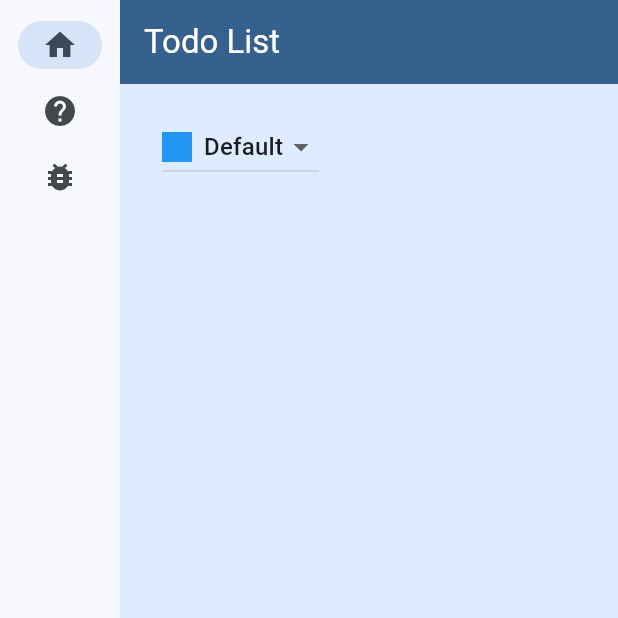
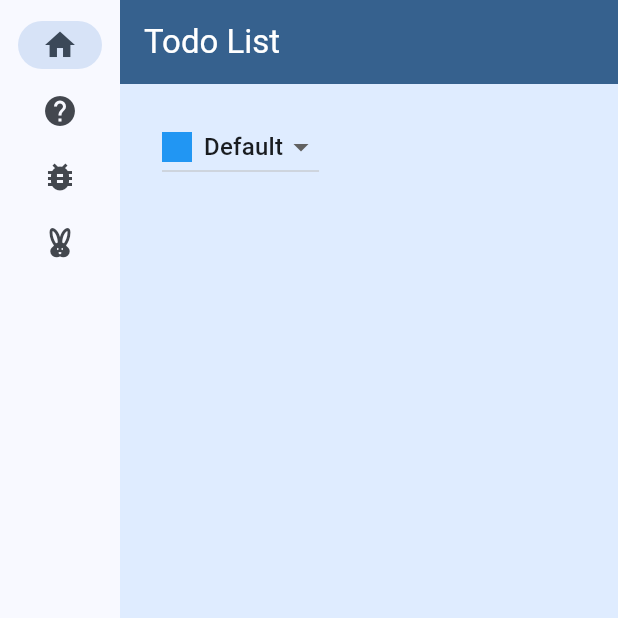
Before and after one commit to Tommy131/Taskify, a Flutter app: the screen it shows after launch, on a phone screen of 412 x 824 dp, the top half of it. Run offline on Flutter 3.47's test engine with Material 3 defaults, Android fonts, the phone set to English and light mode, and no system bars; our stand-ins replace flutter_colorpicker, flutter_svg, fluttertoast, permission_handler; missing offline and left inert: window_size.

Commit message:
chore: fixed some bugs

```diff
--- a/lib/screens/screen_manager.dart
+++ b/lib/screens/screen_manager.dart
@@ -21,7 +21,8 @@ import 'package:todolist_app/main.dart';
 
 import 'package:todolist_app/screens/about_screen.dart';
 import 'package:todolist_app/screens/bug_report_screen.dart';
-import 'package:todolist_app/screens/home_screen.dart';
+import 'package:todolist_app/screens/todolist_screen.dart';
+import 'package:todolist_app/screens/widget_test_screen.dart';
 
 class ScreenManager extends StatefulWidget {
   const ScreenManager({super.key});
@@ -34,9 +35,10 @@ class _ScreenManagerState extends State<ScreenManager> {
   int selectedIndex = 0;
 
   static const Map<int, Widget> _pages = {
-    0: HomeScreen(),
+    0: TodolistScreen(),
     1: AboutScreen(),
     2: BugReportScreen(),
+    3: WidgetTestScreen(),
   };
 
   static const List<NavigationRailDestination> destinations = [
@@ -51,6 +53,10 @@ class _ScreenManagerState extends State<ScreenManager> {
     NavigationRailDestination(
       icon: Icon(Icons.bug_report),
       label: Text('Bug Report'),
+    ),
+    NavigationRailDestination(
+      icon: Icon(Icons.cruelty_free),
+      label: Text('Widget Test'),
     ),
   ];
 
--- a/lib/screens/home_screen.dart
+++ b/lib/screens/todolist_screen.dart
@@ -23,8 +23,8 @@ import 'package:todolist_app/widgets/category_dropdown.dart';
 import 'package:todolist_app/widgets/function_buttons.dart';
 import 'package:todolist_app/widgets/task_list.dart';
 
-class HomeScreen extends StatelessWidget {
-  const HomeScreen({super.key});
+class TodolistScreen extends StatelessWidget {
+  const TodolistScreen({super.key});
 
   @override
   Widget build(BuildContext context) {
```
Also changed, not shown: lib/main.dart (+22 -4 lines), lib/providers/todo_provider.dart (+6 -8 lines), lib/widgets/task_dialogs.dart (+6 -6 lines).
